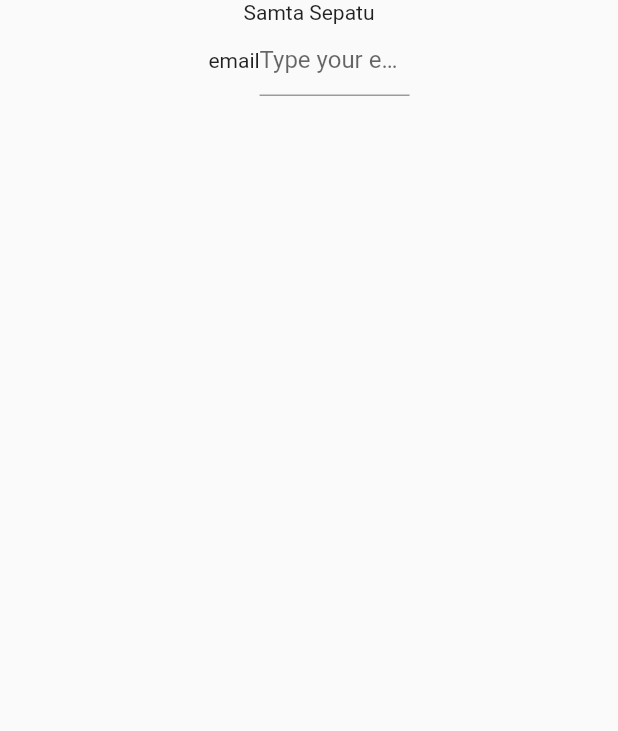
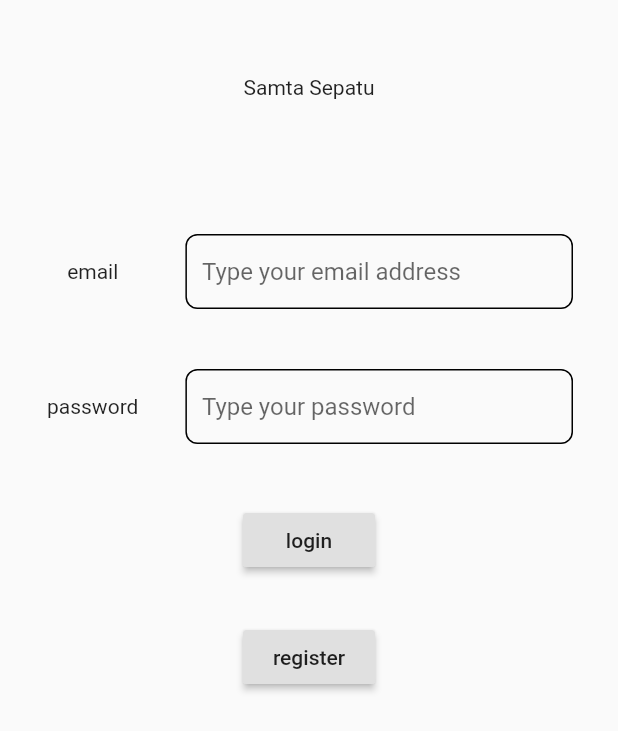
Before and after one commit to wikugw/Flutter-Samta-Sepatu, a Flutter app: the screen it shows after launch, on a phone screen of 412 x 824 dp. Shown: the top 731 px of the screen. Run offline on Flutter 3.47's test engine with Material 2 defaults, Android fonts, the phone set to English and light mode, and no system bars.

Commit message:
layout halaman login

```diff
--- a/lib/main.dart
+++ b/lib/main.dart
@@ -7,40 +7,129 @@ void main() {
 class MyApp extends StatelessWidget {
   @override
   Widget build(BuildContext context) {
-    return MaterialApp(
+    return GestureDetector(
+      // --------------------------------------------- //
+      // dismiss keyboad on tap outside textbox        //
+      // --------------------------------------------- //
+      onTap: () {
+        FocusScope.of(context).requestFocus(new FocusNode());
+      },
+      child: MaterialApp(
         home: Scaffold(
           body: SafeArea(
             child: Center(
               child: Column(
                 children: [
+                  // --------------------------------------------- //
+                  // Judul container                               //
+                  // --------------------------------------------- //
                   Container(
+                    margin: EdgeInsets.fromLTRB(0, 50, 0, 70),
                     child: Text('Samta Sepatu')
                   ),
+                  // --------------------------------------------- //
+                  // email input container                         //
+                  // --------------------------------------------- //
                   Container(
+                    margin: EdgeInsets.symmetric(vertical: 20),
                     child: Row(
                       mainAxisAlignment: MainAxisAlignment.center,
                       children: [
-                        Container(
-                          child: Text('email'),
+                        Expanded(
+                          flex: 3,
+                          child: Center(
+                            child: Text('email')
                           ),
-                        Container(
-                          width: 100,
-                          child: Expanded(
+                        ),
+                        Expanded(
+                          flex: 7,
+                          child: Padding(
+                            padding: const EdgeInsets.only(right: 30),
+                            child: Container(
+                              padding: EdgeInsets.symmetric(horizontal: 10),
+                              decoration: BoxDecoration(
+                                borderRadius: BorderRadius.circular(8),
+                                border: Border.all(color: Colors.black),
+                              ),
                               child: TextField(
                                 decoration: InputDecoration(
+                                  border: InputBorder.none,
                                   hintText: 'Type your email address'
+                                ),
                               ),
                             ),
                           ),
                         ),
                       ],
                     ),
-                  )
+                  ),
+                  // --------------------------------------------- //
+                  // password input container                      //
+                  // --------------------------------------------- //
+                  Container(
+                    margin: EdgeInsets.symmetric(vertical: 20),
+                    child: Row(
+                      mainAxisAlignment: MainAxisAlignment.center,
+                      children: [
+                        Expanded(
+                          flex: 3,
+                          child: Center(
+                            child: Text('password')
+                          ),
+                        ),
+                        Expanded(
+                          flex: 7,
+                          child: Padding(
+                            padding: const EdgeInsets.only(right: 30),
+                            child: Container(
+                              padding: EdgeInsets.symmetric(horizontal: 10),
+                              decoration: BoxDecoration(
+                                borderRadius: BorderRadius.circular(8),
+                                border: Border.all(color: Colors.black),
+                              ),
+                              child: TextField(
+                                obscureText: true,
+                                decoration: InputDecoration(
+                                  border: InputBorder.none,
+                                  hintText: 'Type your password'
+                                ),
+                              ),
+                            ),
+                          ),
+                        ),
+                      ],
+                    ),
+                  ),
+                  // --------------------------------------------- //
+                  // login button container                        //
+                  // --------------------------------------------- //
+                  Container(
+                    margin: EdgeInsets.symmetric(vertical: 20),
+                    child: Center(
+                      child: RaisedButton(
+                        onPressed: () {},
+                        child: Text('login'),
+                      ),
+                    ),
+                  ),
+                  // --------------------------------------------- //
+                  // register button container                     //
+                  // --------------------------------------------- //
+                  Container(
+                    margin: EdgeInsets.symmetric(vertical: 10),
+                    child: Center(
+                      child: RaisedButton(
+                        onPressed: () {},
+                        child: Text('register'),
+                      ),
+                    ),
+                  ),
                 ],
               )
             ),
           ),
         )
+      ),
     );
   }
 }
```
Lines whose indentation alone changed are shown as unchanged.
